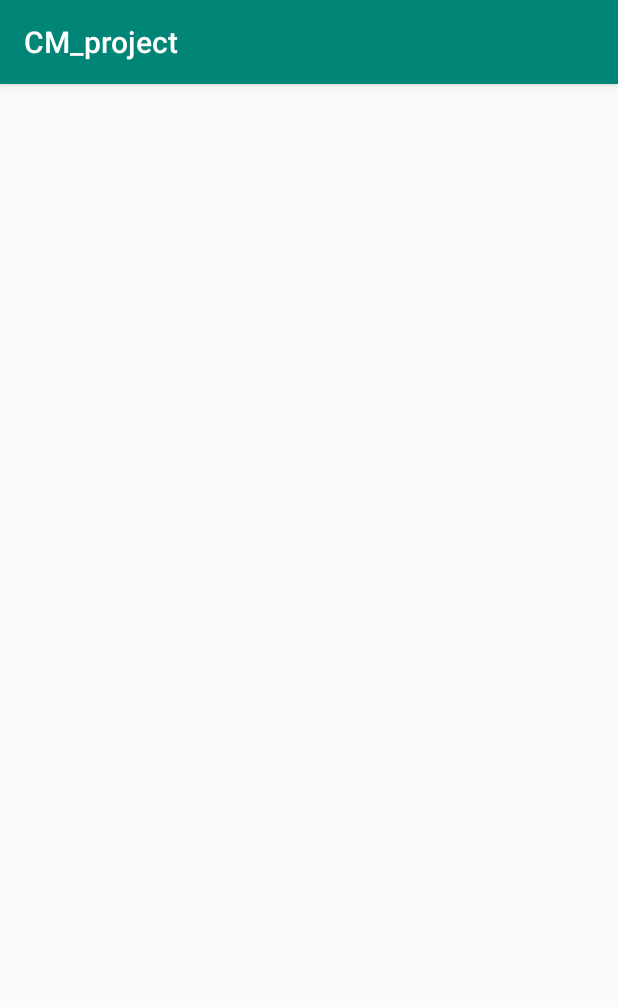
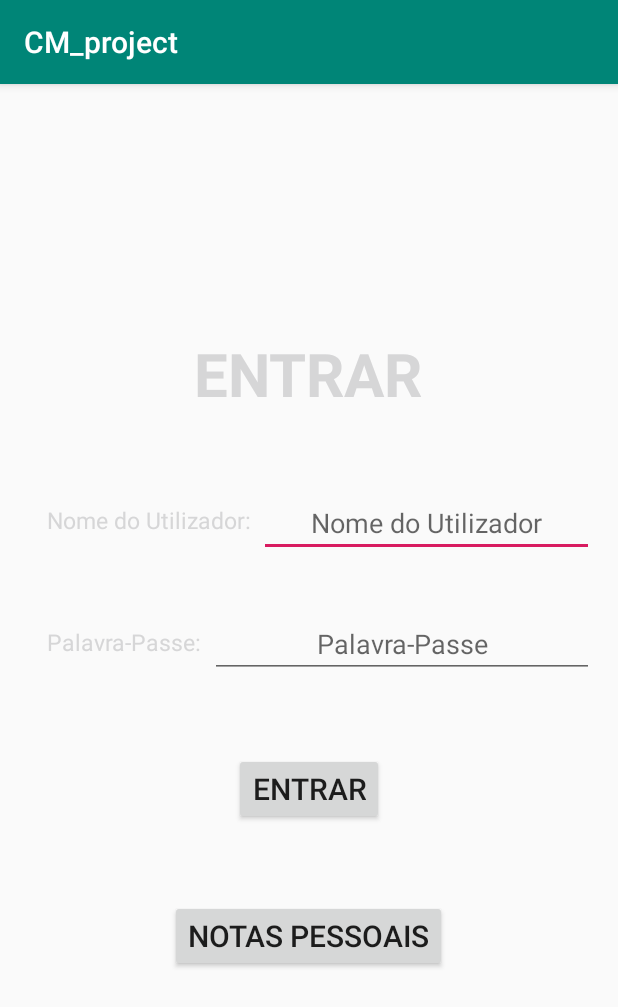
Before and after one commit to BoneMoon/Android_Project, an Android app: the screen it shows after launch (MainActivity), on a phone screen of 412 x 824 dp. Shown: the top 1007 px of the screen. Run offline under Robolectric (Android 15) with nearby library versions, the phone set to English and light mode, and no system bars.

Commit message:
Layout for login page

```diff
--- a/app/src/main/res/layout/activity_main.xml
+++ b/app/src/main/res/layout/activity_main.xml
@@ -1,11 +1,95 @@
 <?xml version="1.0" encoding="utf-8"?>
-<android.support.constraint.ConstraintLayout xmlns:android="http://schemas.android.com/apk/res/android"
+<RelativeLayout
+    xmlns:android="http://schemas.android.com/apk/res/android"
     xmlns:app="http://schemas.android.com/apk/res-auto"
     xmlns:tools="http://schemas.android.com/tools"
     android:layout_width="match_parent"
     android:layout_height="match_parent"
+    android:paddingBottom="16dp"
+    android:paddingLeft="16dp"
+    android:paddingRight="16dp"
+    android:paddingTop="16dp"
     tools:context=".MainActivity">
 
 
+    <TextView
+        android:id="@+id/titulo"
+        android:layout_width="wrap_content"
+        android:layout_height="wrap_content"
+        android:layout_marginTop="150dp"
+        android:text="ENTRAR"
+        android:textStyle="bold"
+        android:textSize="40sp"
+        android:textColor="@color/Black"
+        android:layout_centerHorizontal="true"
+        />
 
-</android.support.constraint.ConstraintLayout>
+
+     <TextView
+         android:id="@+id/TxtUtilizador"
+         android:layout_below="@+id/titulo"
+         android:layout_width="wrap_content"
+         android:layout_height="wrap_content"
+         android:layout_marginTop="60dp"
+         android:layout_marginLeft="15dp"
+         android:text="Nome do Utilizador:"
+         android:textSize="15sp"
+         android:textColor="@color/Black"/>
+
+    <EditText
+        android:id="@+id/editUtilizador"
+        android:layout_width="match_parent"
+        android:layout_height="wrap_content"
+        android:layout_toRightOf="@+id/TxtUtilizador"
+        android:layout_below="@+id/titulo"
+        android:layout_marginTop="50dp"
+        android:layout_marginLeft="5dp"
+        android:hint="Nome do Utilizador"
+        android:textAlignment="center"/>
+
+      <TextView
+          android:id="@+id/txtPasse"
+          android:layout_below="@+id/TxtUtilizador"
+          android:layout_width="wrap_content"
+          android:layout_height="wrap_content"
+          android:layout_marginTop="60dp"
+          android:layout_marginLeft="15dp"
+          android:text="Palavra-Passe:"
+          android:textSize="15sp"
+          android:textColor="@color/Black"/>
+
+    <EditText
+        android:id="@+id/editPasse"
+        android:layout_width="match_parent"
+        android:layout_height="wrap_content"
+        android:layout_toRightOf="@+id/txtPasse"
+        android:layout_marginTop="35dp"
+        android:layout_marginLeft="5dp"
+        android:layout_below="@+id/editUtilizador"
+        android:inputType="textPassword"
+        android:hint="Palavra-Passe"
+        android:textAlignment="center"/>
+
+        <Button
+            android:id="@+id/btnEntrar"
+            android:layout_width="wrap_content"
+            android:layout_height="wrap_content"
+            android:layout_below="@+id/editPasse"
+            android:layout_centerHorizontal="true"
+            android:layout_marginTop="50dp"
+            android:text="Entrar"
+            android:textSize="20sp" />
+
+    <Button
+        android:id="@+id/btnNotas"
+        android:layout_width="wrap_content"
+        android:layout_height="wrap_content"
+        android:layout_below="@+id/btnEntrar"
+        android:layout_centerHorizontal="true"
+        android:layout_marginTop="50dp"
+        android:text="Notas Pessoais"
+        android:textSize="20sp" />
+
+
+
+</RelativeLayout>
```
